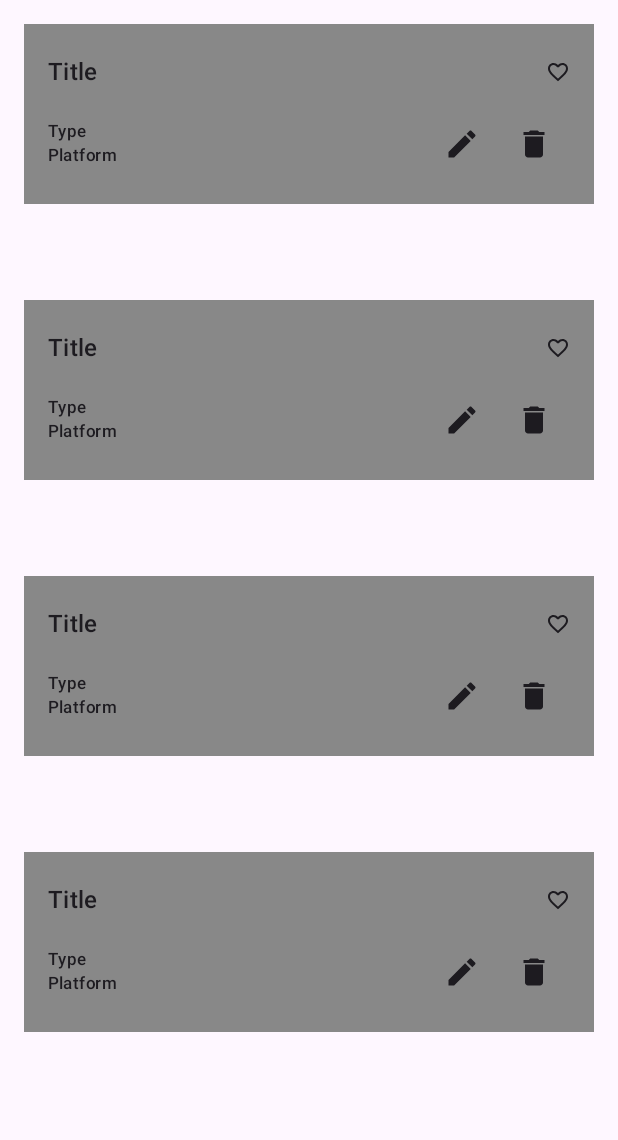
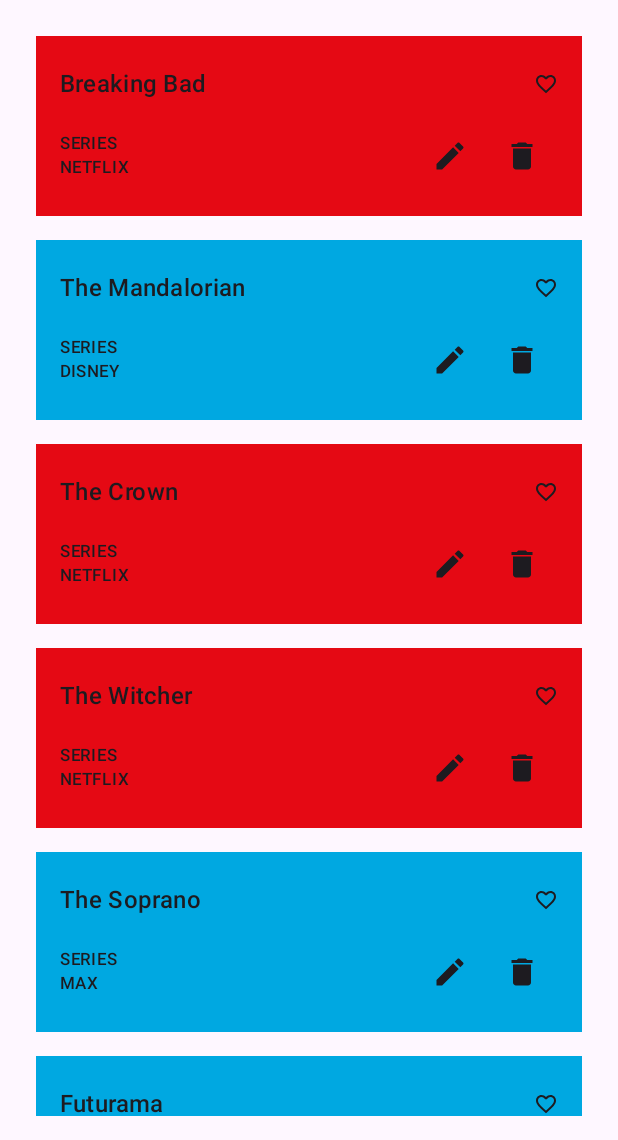
Before and after one commit to resuadam2/WatchListApp, an Android app built with Jetpack Compose: the @Preview function MainScreenPreview, on a phone screen of 412 x 824 dp, the part 96-1236 px from its top. Run offline under Robolectric (Android 15) with nearby library versions, the phone set to English and light mode, and no system bars.

Commit message:
listing and deleting items working

```diff
--- a/app/src/main/java/com/resuadam2/watchlistapp/data/MoviesData.kt
+++ b/app/src/main/java/com/resuadam2/watchlistapp/data/MoviesData.kt
@@ -1 +1,64 @@
 package com.resuadam2.watchlistapp.data
+
+val moviesData = mutableSetOf(
+    Watching(
+        id = 1,
+        title = "The Shawshank Redemption",
+        watchingType = WatchingTypes.FILM,
+        platform = Platforms.NETFLIX
+    ),
+    Watching(
+        id = 2,
+        title = "The Godfather",
+        watchingType = WatchingTypes.FILM,
+        platform = Platforms.NETFLIX
+    ),
+    Watching(
+        id = 3,
+        title = "The Dark Knight",
+        watchingType = WatchingTypes.FILM,
+        platform = Platforms.NETFLIX
+    ),
+    Watching(
+        id = 4,
+        title = "Harry Potter and the Philosopher's Stone",
+        watchingType = WatchingTypes.FILM,
+        platform = Platforms.MAX
+    ),
+    Watching(
+        id = 5,
+        title = "The Lord of the Rings: The Return of the King",
+        watchingType = WatchingTypes.FILM,
+        platform = Platforms.MAX
+    ),
+    Watching(
+        id = 6,
+        title = "The Matrix",
+        watchingType = WatchingTypes.FILM,
+        platform = Platforms.MAX
+    ),
+    Watching(
+        id = 7,
+        title = "Inception",
+        watchingType = WatchingTypes.FILM,
+        platform = Platforms.PRIME
+    ),
+    Watching(
+        id = 8,
+        title = "The Avengers",
+        watchingType = WatchingTypes.FILM,
+        platform = Platforms.PRIME
+    ),
+    Watching(
+        id = 9,
+        title = "The Lion King",
+        watchingType = WatchingTypes.FILM,
+        platform = Platforms.DISNEY
+    ),
+    Watching(
+        id = 10,
+        title = "Frozen",
+        watchingType = WatchingTypes.FILM,
+        platform = Platforms.DISNEY
+    ),
+)
--- a/app/src/main/java/com/resuadam2/watchlistapp/data/SeriesData.kt
+++ b/app/src/main/java/com/resuadam2/watchlistapp/data/SeriesData.kt
@@ -1 +1,14 @@
 package com.resuadam2.watchlistapp.data
+
+val seriesData = mutableSetOf(
+    Watching(1, "Breaking Bad", WatchingTypes.SERIES, Platforms.NETFLIX),
+    Watching(2, "The Mandalorian", WatchingTypes.SERIES, Platforms.DISNEY),
+    Watching(3, "The Crown", WatchingTypes.SERIES, Platforms.NETFLIX),
+    Watching(4, "The Witcher", WatchingTypes.SERIES, Platforms.NETFLIX),
+    Watching(5, "The Soprano", WatchingTypes.SERIES, Platforms.MAX),
+    Watching(6, "Futurama", WatchingTypes.SERIES, Platforms.DISNEY),
+    Watching(7, "Ted Lasso", WatchingTypes.SERIES, Platforms.APPLE),
+    Watching(8, "The Office", WatchingTypes.SERIES, Platforms.PRIME),
+    Watching(9, "Friends", WatchingTypes.SERIES, Platforms.PRIME),
+    Watching(10, "The Big Bang Theory", WatchingTypes.SERIES, Platforms.PRIME),
+)
--- a/app/src/main/java/com/resuadam2/watchlistapp/data/Watching.kt
+++ b/app/src/main/java/com/resuadam2/watchlistapp/data/Watching.kt
@@ -1,10 +1,20 @@
 package com.resuadam2.watchlistapp.data
+
+import androidx.compose.ui.graphics.Color
+import com.resuadam2.watchlistapp.ui.theme.AppleGrey
+import com.resuadam2.watchlistapp.ui.theme.DisneyBlue
+import com.resuadam2.watchlistapp.ui.theme.MAXBlue
+import com.resuadam2.watchlistapp.ui.theme.NetflixRed
+import com.resuadam2.watchlistapp.ui.theme.OthersGrey
+import com.resuadam2.watchlistapp.ui.theme.PrimeBlue
+import com.resuadam2.watchlistapp.ui.theme.SkyShowtimeBlack
 
 data class Watching(
     val id: Int,
     val title: String,
     val watchingType: WatchingTypes,
-    val platform: Platforms
+    var platform: Platforms
+
 
 )
 
@@ -13,5 +23,21 @@ enum class WatchingTypes {
 }
 
 enum class Platforms {
-    NETFLIX, MAX, PRIME, DISNEY, OTHERS
+    NETFLIX, MAX, PRIME, DISNEY, APPLE, SKY_SHOWTIME, OTHERS
 }
+
+val platoform_colors = mapOf<Platforms, Color>(
+    Pair(Platforms.NETFLIX, NetflixRed),
+    Pair(Platforms.MAX, MAXBlue),
+    Pair(Platforms.PRIME, PrimeBlue),
+    Pair(Platforms.DISNEY, DisneyBlue),
+    Pair(Platforms.APPLE, AppleGrey),
+    Pair(Platforms.SKY_SHOWTIME, SkyShowtimeBlack),
+    Pair(Platforms.OTHERS, OthersGrey)
+)
+
+fun getPlatformColor(platform: Platforms): Color {
+    return platoform_colors[platform] ?: Color(0xFF444444)
+}
+
+val watchingListExample: Set<Watching> = (seriesData + moviesData)
--- a/app/src/main/java/com/resuadam2/watchlistapp/ui/screens/MainScreen.kt
+++ b/app/src/main/java/com/resuadam2/watchlistapp/ui/screens/MainScreen.kt
@@ -15,6 +15,8 @@ import androidx.compose.material.icons.filled.Delete
 import androidx.compose.material.icons.filled.Edit
 import androidx.compose.material.icons.filled.FavoriteBorder
 import androidx.compose.material.icons.filled.MoreVert
+import androidx.compose.material3.AlertDialog
+import androidx.compose.material3.Button
 import androidx.compose.material3.ExperimentalMaterial3Api
 import androidx.compose.material3.Icon
 import androidx.compose.material3.IconButton
@@ -24,15 +26,26 @@ import androidx.compose.material3.Text
 import androidx.compose.material3.TopAppBar
 import androidx.compose.material3.TopAppBarColors
 import androidx.compose.runtime.Composable
+import androidx.compose.runtime.MutableState
+import androidx.compose.runtime.collectAsState
+import androidx.compose.runtime.getValue
+import androidx.compose.runtime.mutableStateOf
+import androidx.compose.runtime.remember
 import androidx.compose.ui.Alignment
 import androidx.compose.ui.Modifier
-import androidx.compose.ui.graphics.Color
 import androidx.compose.ui.tooling.preview.Preview
 import androidx.compose.ui.unit.dp
+import com.resuadam2.watchlistapp.data.Platforms
+import com.resuadam2.watchlistapp.data.Watching
+import com.resuadam2.watchlistapp.data.WatchingTypes
+import com.resuadam2.watchlistapp.data.getPlatformColor
+import com.resuadam2.watchlistapp.ui.state.WatchingListViewModel
 
 @OptIn(ExperimentalMaterial3Api::class)
 @Composable
-fun MainScreen() {
+fun MainScreen(watchingListViewModel: WatchingListViewModel = WatchingListViewModel()) {
+    val watchingUiState by watchingListViewModel.watchingListState.collectAsState()
+
     Scaffold (
         topBar = {
             TopAppBar(title = {
@@ -54,31 +67,57 @@ fun MainScreen() {
                 )
             ) },
         floatingActionButton = { /* TODO */ }
-    ) { innerPadding ->
+    ) {
         // Content of the screen
-        BodyContent(modifier = Modifier.padding(innerPadding))
+        BodyContent(modifier = Modifier.padding(it), watchinSet = watchingUiState.watchingItems, watchingListViewModel = watchingListViewModel)
     }
 }
 
 @Composable
-fun BodyContent(modifier: Modifier = Modifier) {
+fun BodyContent(modifier: Modifier = Modifier, watchinSet: Set<Watching>, watchingListViewModel: WatchingListViewModel) {
     LazyColumn (
-        modifier = Modifier.fillMaxSize().padding(16.dp),
+        modifier = modifier
+            .fillMaxSize()
+            .padding(16.dp),
         verticalArrangement = Arrangement.Center,
         horizontalAlignment = Alignment.CenterHorizontally
     ) {
-        items(10) {
-            WatchListItem(modifier = modifier.fillMaxSize())
+        items(watchinSet.size) {
+            WatchListItem(
+                title = watchinSet.elementAt(it).title,
+                platform = watchinSet.elementAt(it).platform,
+                watchingType = watchinSet.elementAt(it).watchingType,
+                deleteItem = {
+                    watchingListViewModel.deleteWatching(watchinSet.elementAt(it))
+                }
+            )
         }
     }
 }
 
 @Composable
-fun WatchListItem(modifier: Modifier = Modifier, title: String = "Title", platform: String = "Platform", watchingType: String = "Type") {
+fun WatchListItem(
+    modifier: Modifier = Modifier,
+    title: String = "Title",
+    platform: Platforms = Platforms.OTHERS,
+    watchingType: WatchingTypes = WatchingTypes.SERIES,
+    deleteItem: () -> Unit
+) {
+    val showAlertDeleteMessage = remember { mutableStateOf(false) }
+
+    if (showAlertDeleteMessage.value) {
+        DeleteDialog(
+            title = "Deleting $title",
+            onConfirm = deleteItem,
+            showDeleteDialog = showAlertDeleteMessage
+        )
+    }
+
     Column (
         modifier = modifier
             .fillMaxSize()
-            .background(color = platformColor(platform))
+            .padding(8.dp)
+            .background(color = getPlatformColor(platform))
             .padding(16.dp)
             ,
         verticalArrangement = Arrangement.Center,
@@ -99,13 +138,15 @@ fun WatchListItem(modifier: Modifier = Modifier, title: String = "Title", platfo
             }
         }
         Row (
-            modifier = Modifier.padding(top = 8.dp).fillMaxSize(),
+            modifier = Modifier
+                .padding(top = 8.dp)
+                .fillMaxSize(),
             verticalAlignment = Alignment.CenterVertically,
             horizontalArrangement = Arrangement.SpaceBetween
         ) {
             Column {
-                Text(text = watchingType, style = MaterialTheme.typography.labelSmall)
-                Text(text = platform, style = MaterialTheme.typography.labelSmall)
+                Text(text = watchingType.toString(), style = MaterialTheme.typography.labelSmall)
+                Text(text = platform.toString(), style = MaterialTheme.typography.labelSmall)
             }
             Spacer(modifier = Modifier.size(32.dp))
             Row {
@@ -115,7 +156,9 @@ fun WatchListItem(modifier: Modifier = Modifier, title: String = "Title", platfo
                     Icon(Icons.Filled.Edit, contentDescription = "Edit")
                 }
                 IconButton(
-                    onClick = { /* TODO */ }
+                    onClick = {
+                        showAlertDeleteMessage.value = true
+                    }
                 ) {
                     Icon(Icons.Filled.Delete, contentDescription = "Delete")
                 }
@@ -124,14 +167,36 @@ fun WatchListItem(modifier: Modifier = Modifier, title: String = "Title", platfo
     }
 }
 
-fun platformColor(platform: String): Color {
-    return when (platform) {
-        "NETFLIX" -> Color.Red
-        "MAX" -> Color.Blue
-        "PRIME" -> Color.Green
-        "DISNEY" -> Color.Yellow
-        else -> Color.Gray
-    }
+@Composable
+fun DeleteDialog(
+    title: String = "Delete",
+    message: String = "Are you sure you want to delete this item?",
+    onConfirm: () -> Unit,
+    showDeleteDialog: MutableState<Boolean>,
+) {
+
+    AlertDialog(
+        title = { Text(title) },
+        text = { Text(message) },
+        confirmButton = {
+            Button(onClick = {
+                onConfirm()
+                showDeleteDialog.value = false
+            }) {
+                Text("Confirm")
+            }
+        },
+        dismissButton = {
+            Button(onClick = {
+                showDeleteDialog.value = false
+            }) {
+                Text("Dismiss")
+            }
+        },
+        onDismissRequest = {
+             showDeleteDialog.value = false
+        }
+    )
 }
 
 @Preview(showBackground = true)
--- a/app/src/main/java/com/resuadam2/watchlistapp/ui/state/WatchinListState.kt
+++ b/app/src/main/java/com/resuadam2/watchlistapp/ui/state/WatchinListState.kt
@@ -3,5 +3,5 @@ package com.resuadam2.watchlistapp.ui.state
 import com.resuadam2.watchlistapp.data.Watching
 
 data class WatchinListState(
-    val watchingItems: List<Watching> = listOf()
+    val watchingItems: Set<Watching> = setOf()
 )
--- a/app/src/main/java/com/resuadam2/watchlistapp/ui/state/WatchingListViewModel.kt
+++ b/app/src/main/java/com/resuadam2/watchlistapp/ui/state/WatchingListViewModel.kt
@@ -1,14 +1,30 @@
 package com.resuadam2.watchlistapp.ui.state
 
 import androidx.lifecycle.ViewModel
+import com.resuadam2.watchlistapp.data.Watching
+import com.resuadam2.watchlistapp.data.watchingListExample
 import kotlinx.coroutines.flow.MutableStateFlow
 import kotlinx.coroutines.flow.StateFlow
 import kotlinx.coroutines.flow.asStateFlow
+import kotlinx.coroutines.flow.update
 
 class WatchingListViewModel : ViewModel() {
     // Watching list UI state
     private val _watchingListState = MutableStateFlow(WatchinListState())
     val watchingListState: StateFlow<WatchinListState> = _watchingListState.asStateFlow()
 
+    init {
+        // Load watching list
+        loadExampleData()
+    }
+
+    private fun loadExampleData() {
+        _watchingListState.value = WatchinListState(watchingItems = watchingListExample)
+    }
+
+    fun deleteWatching(watching: Watching) = _watchingListState.update {
+        it.copy(watchingItems = it.watchingItems - watching)
+    }
+
 
 }
--- a/app/src/main/java/com/resuadam2/watchlistapp/ui/theme/Color.kt
+++ b/app/src/main/java/com/resuadam2/watchlistapp/ui/theme/Color.kt
@@ -9,3 +9,11 @@ val Pink80 = Color(0xFFEFB8C8)
 val Purple40 = Color(0xFF6650a4)
 val PurpleGrey40 = Color(0xFF625b71)
 val Pink40 = Color(0xFF7D5260)
+
+val NetflixRed = Color(0xFFE50914)
+val MAXBlue = Color(0xFF00A8E1)
+val PrimeBlue = Color(0xFF00A8E1)
+val DisneyBlue = Color(0xFF00A8E1)
+val AppleGrey = Color(0xFF00A8E1)
+val SkyShowtimeBlack = Color(0xFF00A8E1)
+val OthersGrey = Color(0xFF989898)
--- a/app/src/main/java/com/resuadam2/watchlistapp/ui/theme/Theme.kt
+++ b/app/src/main/java/com/resuadam2/watchlistapp/ui/theme/Theme.kt
@@ -20,7 +20,8 @@ private val DarkColorScheme = darkColorScheme(
 private val LightColorScheme = lightColorScheme(
     primary = Purple40,
     secondary = PurpleGrey40,
-    tertiary = Pink40
+    tertiary = Pink40,
+
 
     /* Other default colors to override
     background = Color(0xFFFFFBFE),
```
